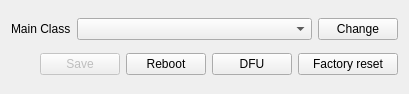
First picture: the form in res/baseclass.ui, repository Ultrawipf/OpenFFBoard-configurator, before the edit.
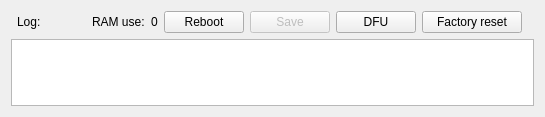
Second picture: the form after the edit.

```diff
--- a/res/baseclass.ui
+++ b/res/baseclass.ui
@@ -6,8 +6,8 @@
    <rect>
     <x>0</x>
     <y>0</y>
-    <width>409</width>
-    <height>94</height>
+    <width>545</width>
+    <height>117</height>
    </rect>
   </property>
   <property name="sizePolicy">
@@ -16,26 +16,85 @@
     <verstretch>0</verstretch>
    </sizepolicy>
   </property>
+  <property name="minimumSize">
+   <size>
+    <width>410</width>
+    <height>0</height>
+   </size>
+  </property>
   <property name="windowTitle">
    <string>Form</string>
   </property>
-  <layout class="QGridLayout" name="gridLayout_2">
-   <item row="2" column="0" colspan="2">
-    <layout class="QHBoxLayout" name="horizontalLayout">
-     <item>
+  <layout class="QGridLayout" name="gridLayout">
+   <item row="0" column="3">
       <spacer name="horizontalSpacer">
        <property name="orientation">
         <enum>Qt::Horizontal</enum>
        </property>
        <property name="sizeHint" stdset="0">
         <size>
-         <width>40</width>
+       <width>122</width>
          <height>20</height>
         </size>
        </property>
       </spacer>
      </item>
-     <item>
+   <item row="0" column="5">
+    <widget class="QLabel" name="label_ramUse">
+     <property name="text">
+      <string>0</string>
+     </property>
+    </widget>
+   </item>
+   <item row="1" column="1" colspan="11">
+    <widget class="QTextEdit" name="logBox_1">
+     <property name="sizePolicy">
+      <sizepolicy hsizetype="Preferred" vsizetype="Preferred">
+       <horstretch>0</horstretch>
+       <verstretch>0</verstretch>
+      </sizepolicy>
+     </property>
+     <property name="minimumSize">
+      <size>
+       <width>0</width>
+       <height>20</height>
+      </size>
+     </property>
+     <property name="maximumSize">
+      <size>
+       <width>16777215</width>
+       <height>70</height>
+      </size>
+     </property>
+     <property name="lineWidth">
+      <number>8</number>
+     </property>
+     <property name="readOnly">
+      <bool>true</bool>
+     </property>
+    </widget>
+   </item>
+   <item row="0" column="6">
+    <widget class="QPushButton" name="pushButton_reboot">
+     <property name="text">
+      <string>Reboot</string>
+     </property>
+    </widget>
+   </item>
+   <item row="0" column="9">
+    <widget class="QPushButton" name="pushButton_reset">
+     <property name="minimumSize">
+      <size>
+       <width>100</width>
+       <height>0</height>
+      </size>
+     </property>
+     <property name="text">
+      <string>Factory reset</string>
+     </property>
+    </widget>
+   </item>
+   <item row="0" column="7">
       <widget class="QPushButton" name="pushButton_save">
        <property name="enabled">
         <bool>false</bool>
@@ -48,62 +107,26 @@
        </property>
       </widget>
      </item>
-     <item>
-      <widget class="QPushButton" name="pushButton_reboot">
-       <property name="text">
-        <string>Reboot</string>
-       </property>
-      </widget>
-     </item>
-     <item>
+   <item row="0" column="8">
       <widget class="QPushButton" name="pushButton_dfu">
        <property name="text">
         <string>DFU</string>
        </property>
       </widget>
      </item>
-     <item>
-      <widget class="QPushButton" name="pushButton_reset">
-       <property name="minimumSize">
-        <size>
-         <width>100</width>
-         <height>0</height>
-        </size>
-       </property>
-       <property name="text">
-        <string>Factory reset</string>
-       </property>
-      </widget>
-     </item>
-    </layout>
-   </item>
-   <item row="0" column="0" colspan="2">
-    <layout class="QGridLayout" name="gridLayout">
-     <item row="0" column="1">
-      <widget class="QComboBox" name="comboBox_main">
-       <property name="sizePolicy">
-        <sizepolicy hsizetype="MinimumExpanding" vsizetype="Fixed">
-         <horstretch>0</horstretch>
-         <verstretch>0</verstretch>
-        </sizepolicy>
-       </property>
-      </widget>
-     </item>
      <item row="0" column="2">
-      <widget class="QPushButton" name="pushButton_ok">
-       <property name="text">
-        <string>Change</string>
-       </property>
-      </widget>
-     </item>
-     <item row="0" column="0">
       <widget class="QLabel" name="label">
        <property name="text">
-        <string>Main Class</string>
+      <string>Log:</string>
        </property>
       </widget>
      </item>
-    </layout>
+   <item row="0" column="4">
+    <widget class="QLabel" name="label_2">
+     <property name="text">
+      <string>RAM use:</string>
+     </property>
+    </widget>
    </item>
   </layout>
  </widget>
```
Lines whose indentation alone changed are shown as unchanged.
